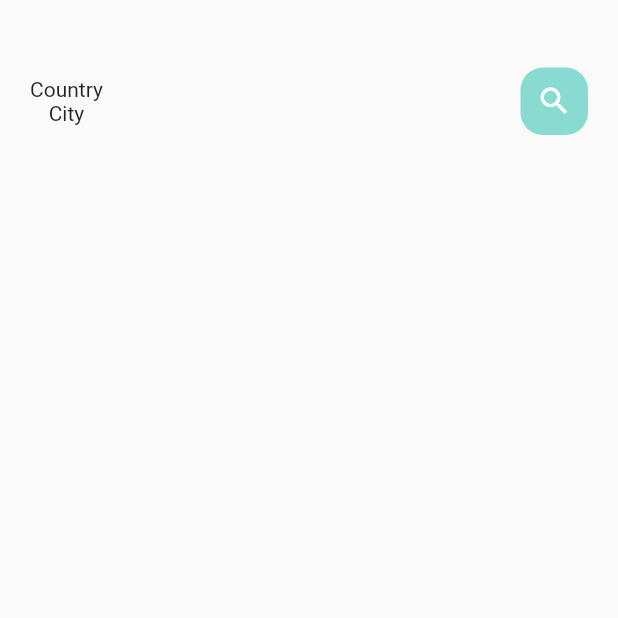
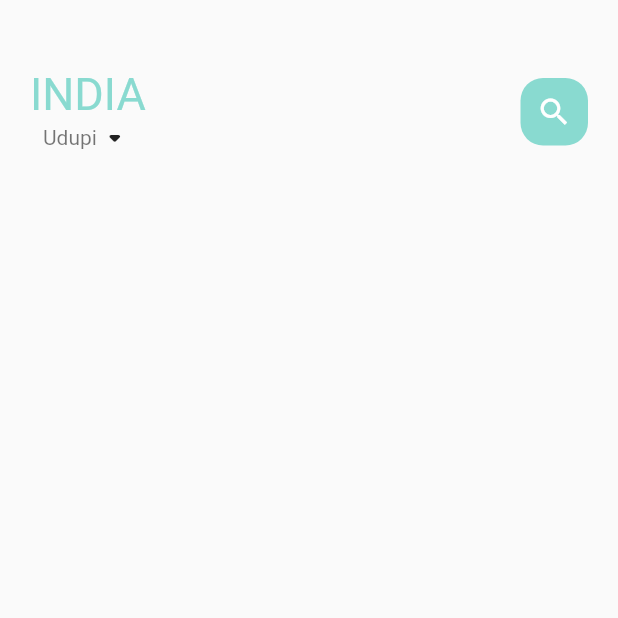
Before and after one commit to TheShreyasShetty/foodie, a Flutter app: the screen it shows after launch, on a phone screen of 412 x 824 dp, the top half of it. Run offline on Flutter 3.47's test engine with Material 2 defaults, Android fonts, the phone set to English and light mode, and no system bars.

Commit message:
Second commit changes made created two files namely small text and big text to save the time in modifying the size of font where that class can be called quikly Next created a food body page

```diff
--- /dev/null
+++ b/lib/home/food_page_body.dart
@@ -0,0 +1,17 @@
+import 'package:flutter/cupertino.dart';
+
+class FoodPageBody extends StatefulWidget {
+  const FoodPageBody({super.key});
+
+  @override
+  State<FoodPageBody> createState() => _FoodPageBodyState();
+}
+
+class _FoodPageBodyState extends State<FoodPageBody> {
+  @override
+  Widget build(BuildContext context) {
+    return Container(
+
+    );
+  }
+}
--- a/lib/home/main_food_page.dart
+++ b/lib/home/main_food_page.dart
@@ -1,6 +1,8 @@
 import 'package:flutter/material.dart';
 import 'package:flutter/src/widgets/framework.dart';
 import 'package:flutter/src/widgets/placeholder.dart';
+import 'package:food_delivery/widgets/big_text.dart';
+import 'package:food_delivery/widgets/small_text.dart';
 
 import '../utils/colors.dart';
 
@@ -27,8 +29,13 @@ class _MainFoodPageState extends State<MainFoodPage> {
                   children: [
                     Column(
                       children: [
-                        Text("Country"),
-                        Text("City"),
+                        BigText(text: "INDIA", color: AppColors.mainColor,size: 30),
+                        Row(
+                          children: [
+                            SmallText(text: "Udupi", color: Colors.black54,),
+                            Icon(Icons.arrow_drop_down_rounded)
+                          ],
+                        )
                       ],
                     ),
                     Center(
--- a/lib/widgets/big_text.dart
+++ b/lib/widgets/big_text.dart
@@ -5,12 +5,17 @@ class BigText extends StatelessWidget {
   final String text;
   double size;
   TextOverflow overFlow;
-  BigText({Key? key, required this.color, required this.text, this.size=20 , this.overFlow=TextOverflow.ellipsis}) : super(key: key);
+  BigText({Key? key, this.color = const Color(0xFF332d2b),
+    required this.text,
+    this.size=20,
+    this.overFlow=TextOverflow.ellipsis
+  }) : super(key: key);
 
   @override
   Widget build(BuildContext context) {
     return Text(
       text,
+      maxLines: 1,
       overflow: overFlow,
       style: TextStyle(
         fontFamily: 'Roboto',
--- /dev/null
+++ b/lib/widgets/small_text.dart
@@ -0,0 +1,26 @@
+import 'package:flutter/cupertino.dart';
+
+class SmallText extends StatelessWidget {
+  final Color color;
+  final String text;
+  double size;
+  double height;
+  SmallText({Key? key, this.color = const Color(0xFFccc7c5),
+    required this.text,
+    this.size=14,
+    this.height=1.2
+  }) : super(key: key);
+
+  @override
+  Widget build(BuildContext context) {
+    return Text(
+      text,
+      style: TextStyle(
+          fontFamily: 'Roboto',
+          color: color,
+          fontSize: size,
+          height: height
+      ),
+    );
+  }
+}
```
